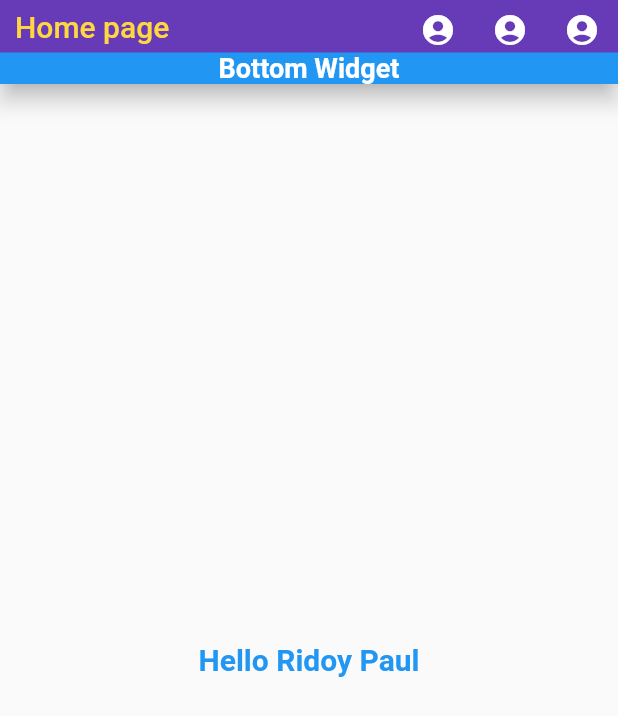
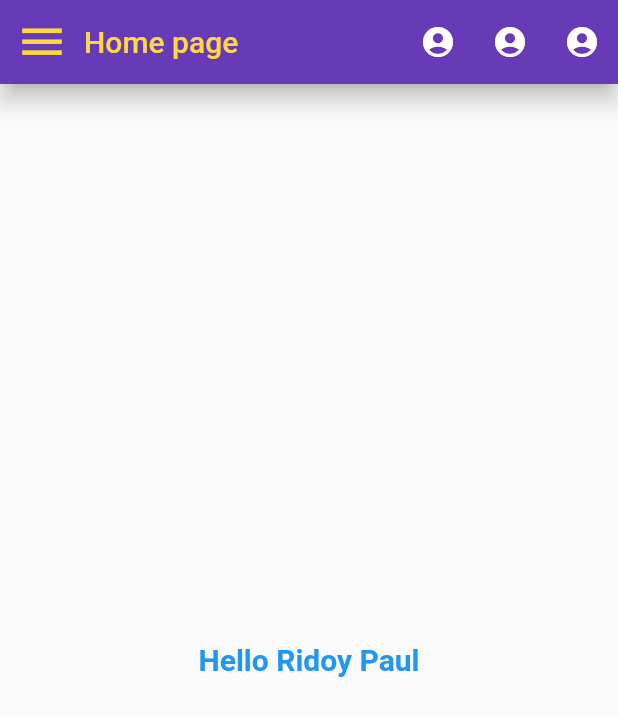
Before and after one commit to Ridoy-paul/flutter-practice, a Flutter app: the screen it shows after launch, on a phone screen of 412 x 824 dp. Shown: the top 716 px of the screen. Run offline on Flutter 3.47's test engine with Material 2 defaults, Android fonts, the phone set to English and light mode, and no system bars.

```diff
--- a/lib/main.dart
+++ b/lib/main.dart
@@ -30,6 +30,8 @@ class MyApp extends StatelessWidget {
 class HomeActivity extends StatelessWidget {
   const HomeActivity({super.key});
 
+
+
   @override
   Widget build(BuildContext context) {
     return Scaffold(
@@ -49,20 +51,45 @@ class HomeActivity extends StatelessWidget {
   }
 }
 
+class MySnackBar {
+  static void showSnackBar(BuildContext context, String mesage) {
+    final snackBar = SnackBar(
+      content: Text(mesage),
+    );
+    ScaffoldMessenger.of(context).showSnackBar(snackBar);
+  }
+}
+
 class MyAppBar extends StatelessWidget implements PreferredSizeWidget {
   @override
   Size get preferredSize => Size.fromHeight(kToolbarHeight);
 
+  // MySnackBar(mesage, context) {
+  //   return ScaffoldMessenger.of(context).showSnackBar(
+  //     SnackBar(content: Text(mesage)),
+  //   );
+  // }
+
   @override
   Widget build(BuildContext context) {
     return AppBar(
+      leading: IconButton(
+        onPressed: (){
+          MySnackBar.showSnackBar(context, "This is Menu Button!");
+          //MySnackBar("Hello I'm Leading Icon!", context);
+        },
+        icon: Icon(Icons.menu),
+        color: Colors.amberAccent,
+        iconSize: 35,
+      ),
+
       title: Text(
         'Home page',
         style: TextStyle(
           color: Colors.amberAccent,
         ),
       ),
-      titleSpacing: 10,
+      titleSpacing: 0,
       toolbarHeight: 70,
       toolbarOpacity: 1,
       elevation: 6,
@@ -81,6 +108,7 @@ class MyAppBar extends StatelessWidget implements PreferredSizeWidget {
 
       ],
 
+      /*
       bottom: PreferredSize(
         preferredSize: Size.fromHeight(4.0), // Adjust the height as needed
         child: Container(
@@ -96,6 +124,7 @@ class MyAppBar extends StatelessWidget implements PreferredSizeWidget {
           ),
         ),
       ),
+       */
 
     );
   }
```
